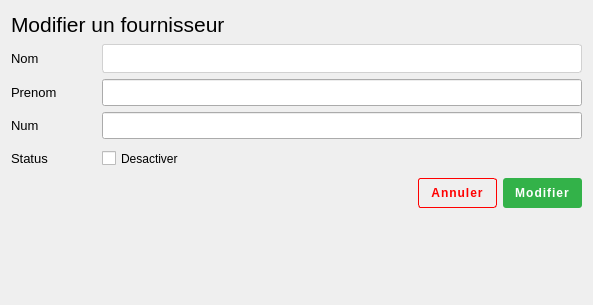
Qt form 2nd project/ui/fournisseur_ui/ModifierDialog.ui (aitemrar-younes/PyQt_learning) before a commit.
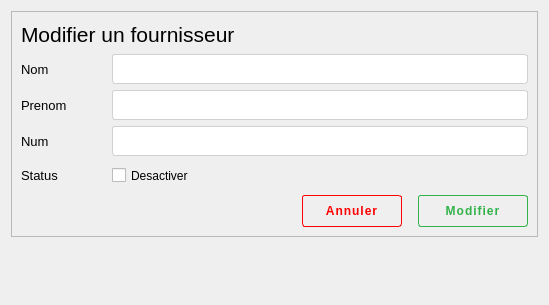
The same form after that commit. Icons and pictures are not drawn.

Commit message: more UIs and qrc file for icons

```diff
--- a/2nd project/ui/fournisseur_ui/ModifierDialog.ui
+++ b/2nd project/ui/fournisseur_ui/ModifierDialog.ui
@@ -6,7 +6,7 @@
    <rect>
     <x>0</x>
     <y>0</y>
-    <width>593</width>
+    <width>549</width>
     <height>305</height>
    </rect>
   </property>
@@ -16,24 +16,33 @@
   <property name="styleSheet">
    <string notr="true">background-color: rgb(255, 255, 255);
 
-/*QLineEdit{
+QLineEdit{
 border-radius:3px;
 	background-color: rgb(255, 255, 255);
 	border: 1px solid #d1d1d1;
-}*/
-QLineEdit{ background-color:rgb(202, 255, 227);
-border: 2px solid gray;
-border-radius: 10px;
-padding: 0 8px;
-selection-background-color: darkgray;
-font-size: 16px;}
-QLineEdit:focus { background-color:rgb(192, 192, 255);}</string>
+	padding:5px 12px
+}</string>
+  </property>
+  <layout class="QGridLayout" name="gridLayout_2">
+   <item row="0" column="0">
+    <widget class="QFrame" name="frame">
+     <property name="styleSheet">
+      <string notr="true">QLineEdit{
+border-radius:3px;
+	background-color: rgb(255, 255, 255);
+	border: 1px solid #d1d1d1;
+	padding:5px 8px
+}</string>
+     </property>
+     <property name="frameShape">
+      <enum>QFrame::StyledPanel</enum>
+     </property>
+     <property name="frameShadow">
+      <enum>QFrame::Raised</enum>
   </property>
   <layout class="QGridLayout" name="gridLayout">
    <item row="0" column="0">
-    <layout class="QVBoxLayout" name="verticalLayout">
-     <item>
-      <layout class="QHBoxLayout" name="horizontalLayout_6">
+       <layout class="QHBoxLayout" name="horizontalLayout">
        <item>
         <widget class="QLabel" name="label_5">
          <property name="minimumSize">
@@ -55,104 +64,23 @@
          </property>
         </widget>
        </item>
-      </layout>
-     </item>
      <item>
-      <layout class="QHBoxLayout" name="horizontalLayout">
-       <item>
-        <widget class="QLabel" name="label">
-         <property name="minimumSize">
-          <size>
-           <width>85</width>
-           <height>27</height>
-          </size>
-         </property>
-         <property name="maximumSize">
+         <spacer name="horizontalSpacer_5">
+          <property name="orientation">
+           <enum>Qt::Horizontal</enum>
+          </property>
+          <property name="sizeHint" stdset="0">
           <size>
-           <width>85</width>
-           <height>16777215</height>
-          </size>
-         </property>
-         <property name="font">
-          <font>
-           <pointsize>10</pointsize>
-          </font>
-         </property>
-         <property name="text">
-          <string>Nom</string>
-         </property>
-        </widget>
-       </item>
-       <item>
-        <widget class="QLineEdit" name="lineEdit">
-         <property name="minimumSize">
-          <size>
-           <width>220</width>
-           <height>27</height>
-          </size>
-         </property>
-         <property name="font">
-          <font>
-           <pointsize>10</pointsize>
-          </font>
-         </property>
-         <property name="styleSheet">
-          <string notr="true">QLineEdit{
-border-radius:3px;
-	background-color: rgb(255, 255, 255);
-	border: 1px solid #d1d1d1;
-	padding:5px 12px
-}</string>
-         </property>
-        </widget>
-       </item>
-      </layout>
-     </item>
-     <item>
-      <layout class="QHBoxLayout" name="horizontalLayout_2">
-       <item>
-        <widget class="QLabel" name="label_2">
-         <property name="minimumSize">
-          <size>
-           <width>85</width>
-           <height>27</height>
-          </size>
-         </property>
-         <property name="maximumSize">
-          <size>
-           <width>85</width>
-           <height>16777215</height>
-          </size>
-         </property>
-         <property name="font">
-          <font>
-           <pointsize>10</pointsize>
-          </font>
-         </property>
-         <property name="text">
-          <string>Prenom</string>
-         </property>
-        </widget>
-       </item>
-       <item>
-        <widget class="QLineEdit" name="prenom_lineEdit">
-         <property name="minimumSize">
-          <size>
-           <width>220</width>
-           <height>27</height>
-          </size>
-         </property>
-         <property name="font">
-          <font>
-           <pointsize>10</pointsize>
-          </font>
-         </property>
-        </widget>
-       </item>
-      </layout>
-     </item>
-     <item>
-      <layout class="QHBoxLayout" name="horizontalLayout_3">
+            <width>10</width>
+            <height>10</height>
+           </size>
+          </property>
+         </spacer>
+        </item>
+       </layout>
+      </item>
+      <item row="3" column="0">
+       <layout class="QHBoxLayout" name="horizontalLayout_4">
        <item>
         <widget class="QLabel" name="label_3">
          <property name="minimumSize">
@@ -182,7 +110,7 @@
          <property name="minimumSize">
           <size>
            <width>220</width>
-           <height>27</height>
+            <height>30</height>
           </size>
          </property>
          <property name="font">
@@ -197,8 +125,8 @@
        </item>
       </layout>
      </item>
-     <item>
-      <layout class="QHBoxLayout" name="horizontalLayout_4">
+      <item row="4" column="0">
+       <layout class="QHBoxLayout" name="horizontalLayout_5">
        <item>
         <widget class="QLabel" name="label_4">
          <property name="minimumSize">
@@ -238,8 +166,51 @@
        </item>
       </layout>
      </item>
+      <item row="2" column="0">
+       <layout class="QHBoxLayout" name="horizontalLayout_3">
      <item>
-      <layout class="QHBoxLayout" name="horizontalLayout_5">
+         <widget class="QLabel" name="label_2">
+          <property name="minimumSize">
+           <size>
+            <width>85</width>
+            <height>27</height>
+           </size>
+          </property>
+          <property name="maximumSize">
+           <size>
+            <width>85</width>
+            <height>16777215</height>
+           </size>
+          </property>
+          <property name="font">
+           <font>
+            <pointsize>10</pointsize>
+           </font>
+          </property>
+          <property name="text">
+           <string>Prenom</string>
+          </property>
+         </widget>
+        </item>
+        <item>
+         <widget class="QLineEdit" name="prenom_lineEdit">
+          <property name="minimumSize">
+           <size>
+            <width>220</width>
+            <height>30</height>
+           </size>
+          </property>
+          <property name="font">
+           <font>
+            <pointsize>10</pointsize>
+           </font>
+          </property>
+         </widget>
+        </item>
+       </layout>
+      </item>
+      <item row="5" column="0">
+       <layout class="QHBoxLayout" name="horizontalLayout_6">
        <item>
         <widget class="QLabel" name="status_label">
          <property name="text">
@@ -264,10 +235,19 @@
         <widget class="QPushButton" name="annuler_pushButton">
          <property name="minimumSize">
           <size>
-           <width>70</width>
-           <height>27</height>
-          </size>
-         </property>
+            <width>100</width>
+            <height>32</height>
+           </size>
+          </property>
+          <property name="maximumSize">
+           <size>
+            <width>100</width>
+            <height>16777215</height>
+           </size>
+          </property>
+          <property name="cursor">
+           <cursorShape>OpenHandCursor</cursorShape>
+          </property>
          <property name="styleSheet">
           <string notr="true">background-color: transparent;
 border:1px solid red;
@@ -286,18 +266,44 @@
          </property>
         </widget>
        </item>
+        <item>
+         <spacer name="horizontalSpacer_6">
+          <property name="orientation">
+           <enum>Qt::Horizontal</enum>
+          </property>
+          <property name="sizeType">
+           <enum>QSizePolicy::Fixed</enum>
+          </property>
+          <property name="sizeHint" stdset="0">
+           <size>
+            <width>10</width>
+            <height>20</height>
+           </size>
+          </property>
+         </spacer>
+        </item>
        <item>
         <widget class="QPushButton" name="modifier_pushButton">
          <property name="minimumSize">
           <size>
-           <width>70</width>
-           <height>27</height>
-          </size>
-         </property>
+            <width>110</width>
+            <height>32</height>
+           </size>
+          </property>
+          <property name="maximumSize">
+           <size>
+            <width>110</width>
+            <height>16777215</height>
+           </size>
+          </property>
+          <property name="cursor">
+           <cursorShape>OpenHandCursor</cursorShape>
+          </property>
          <property name="styleSheet">
-          <string notr="true">background-color: #33b249;
+           <string notr="true">background-color: transparent;
+border: 1px solid #33b249;
 border-radius:3px;
-color:#fff;
+color:#33b249;
 font-weight:500;
 letter-spacing:1px;
 padding:8px 12px;</string>
@@ -313,7 +319,54 @@
        </item>
       </layout>
      </item>
-    </layout>
+      <item row="1" column="0">
+       <layout class="QHBoxLayout" name="horizontalLayout_2">
+        <item>
+         <widget class="QLabel" name="label">
+          <property name="minimumSize">
+           <size>
+            <width>85</width>
+            <height>27</height>
+           </size>
+          </property>
+          <property name="maximumSize">
+           <size>
+            <width>85</width>
+            <height>16777215</height>
+           </size>
+          </property>
+          <property name="font">
+           <font>
+            <pointsize>10</pointsize>
+           </font>
+          </property>
+          <property name="text">
+           <string>Nom</string>
+          </property>
+         </widget>
+        </item>
+        <item>
+         <widget class="QLineEdit" name="lineEdit">
+          <property name="minimumSize">
+           <size>
+            <width>220</width>
+            <height>30</height>
+           </size>
+          </property>
+          <property name="font">
+           <font>
+            <pointsize>10</pointsize>
+           </font>
+          </property>
+          <property name="styleSheet">
+           <string notr="true"/>
+          </property>
+         </widget>
+        </item>
+       </layout>
+      </item>
+     </layout>
+    </widget>
    </item>
    <item row="1" column="0">
     <spacer name="verticalSpacer">
```
Lines whose indentation alone changed are shown as unchanged. The commit also changes 7 other files.
